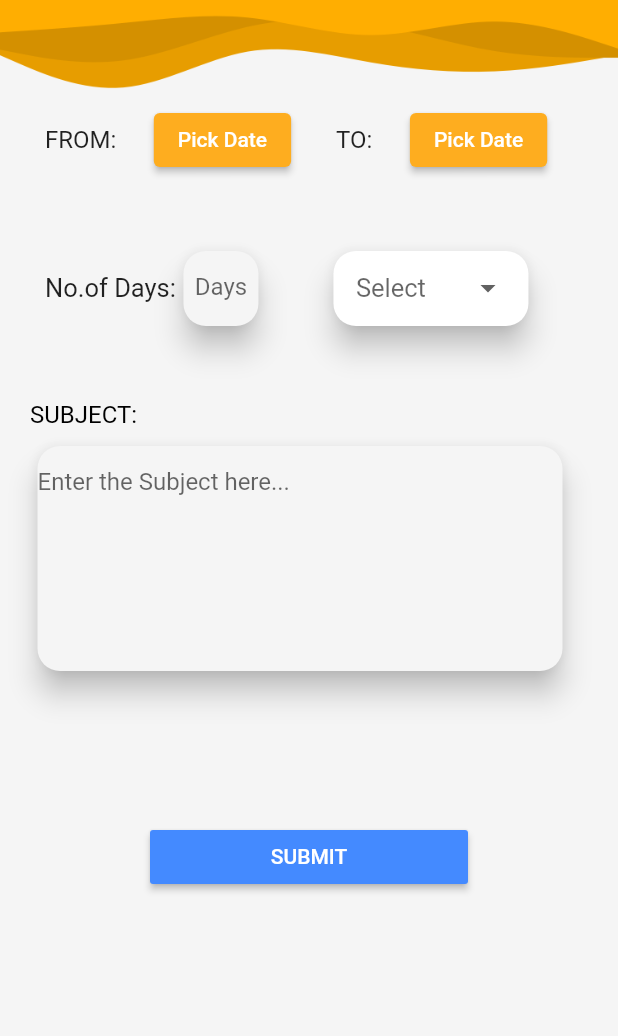
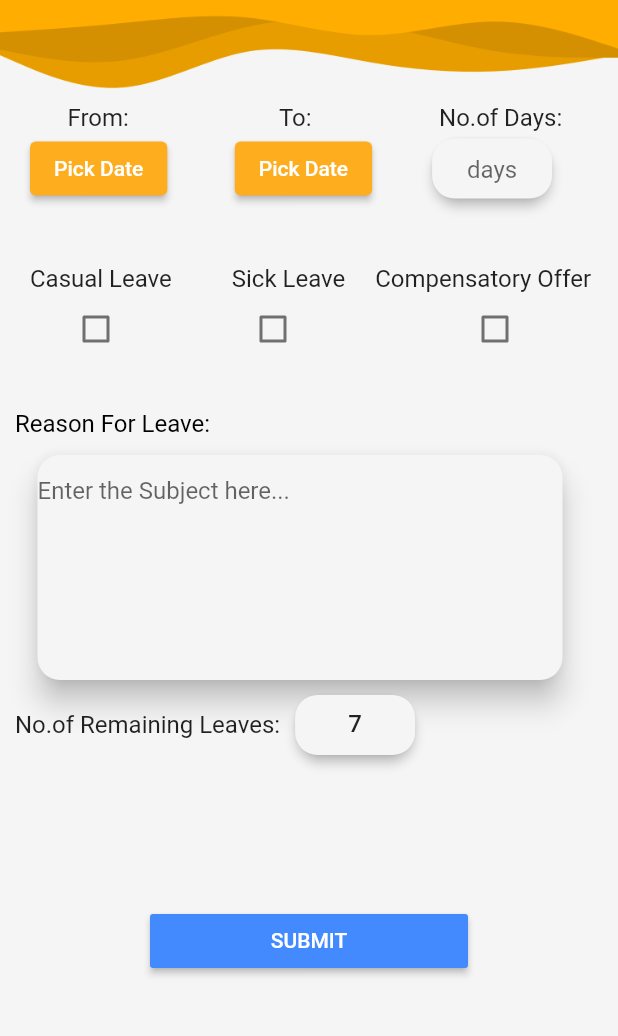
Before and after one commit to SivaramkumarV/Testing, a Flutter app: the LeaveRequestWidget screen opened by its route, on a phone screen of 412 x 824 dp, the part 84-1120 px from its top. Run offline on Flutter 3.47's test engine with Material 2 defaults, Android fonts, the phone set to English and light mode, and no system bars; drawn by our look-alikes of dropdown_button2; our stand-ins replace rxdart, syncfusion_flutter_calendar, syncfusion_flutter_charts; missing offline and left inert: dialogflow_grpc, sound_stream; Roboto replaces fonts that are missing (Montserrat, Poppins); project files that could hold a hidden picture were left out.

Commit message:
Leave Request Updated

```diff
--- a/lib/leave_request.dart
+++ b/lib/leave_request.dart
@@ -3,8 +3,9 @@ import 'package:login_2/date_picker.dart';
 import 'package:login_2/drawer_screen.dart';
 import 'package:login_2/homepage.dart';
 import 'package:dropdown_button2/dropdown_button2.dart';
+
 class LeaveRequestWidget extends StatefulWidget {
-  static const id='leave_request';
+  static const id = 'leave_request';
 
   @override
   _LeaveRequestWidgetState createState() => _LeaveRequestWidgetState();
@@ -20,6 +21,11 @@ class _LeaveRequestWidgetState extends State<LeaveRequestWidget> {
     'Casual',
     'Sick',
   ];
+  bool firstvalue = false;
+  bool secondvalue = false;
+  bool thirdvalue = false;
+  var remainingdays = '7';
+
   final scaffoldKey = GlobalKey<ScaffoldState>();
 
   @override
@@ -57,7 +63,8 @@ class _LeaveRequestWidgetState extends State<LeaveRequestWidget> {
             ),
             onPressed: () async {
               await Navigator.pushNamed(
-                context,Homepage.id,
+                context,
+                Homepage.id,
               );
             },
           ),
@@ -73,13 +80,14 @@ class _LeaveRequestWidgetState extends State<LeaveRequestWidget> {
             mainAxisSize: MainAxisSize.max,
             mainAxisAlignment: MainAxisAlignment.start,
             crossAxisAlignment: CrossAxisAlignment.stretch,
-            children: [Image.asset(
+            children: [
+              Image.asset(
                 'assets/images/waves2x.png',
                 width: double.infinity,
                 fit: BoxFit.cover,
               ),
               Padding(
-                padding: EdgeInsetsDirectional.fromSTEB(30, 10, 10, 0),
+                padding: EdgeInsetsDirectional.fromSTEB(45, 10, 10, 0),
                 child: SingleChildScrollView(
                   scrollDirection: Axis.horizontal,
                   child: Row(
@@ -88,7 +96,7 @@ class _LeaveRequestWidgetState extends State<LeaveRequestWidget> {
                     crossAxisAlignment: CrossAxisAlignment.center,
                     children: [
                       Text(
-                        'FROM:',
+                        'From:',
                         style: TextStyle(
                           fontSize: 16,
                           fontFamily: 'Poppins',
@@ -96,13 +104,9 @@ class _LeaveRequestWidgetState extends State<LeaveRequestWidget> {
                         ),
                       ),
                       Padding(
-                        padding: const EdgeInsetsDirectional.fromSTEB(25, 0, 0, 0),
-                        child: Datepicker(),
-                      ),
-                      Padding(
-                        padding: EdgeInsetsDirectional.fromSTEB(30, 0, 0, 0),
+                        padding: EdgeInsetsDirectional.fromSTEB(100, 0, 0, 0),
                         child: Text(
-                          'TO:',
+                          'To:',
                           style: TextStyle(
                             fontSize: 16,
                             fontFamily: 'Poppins',
@@ -111,41 +115,42 @@ class _LeaveRequestWidgetState extends State<LeaveRequestWidget> {
                         ),
                       ),
                       Padding(
-                        padding: const EdgeInsetsDirectional.fromSTEB(25, 0, 0, 0),
-                        child: Datepicker(),
+                        padding: EdgeInsetsDirectional.fromSTEB(85, 0, 0, 0),
+                        child: Text(
+                          'No.of Days:',
+                          textAlign: TextAlign.center,
+                          style: TextStyle(
+                            fontSize: 16,
+                            fontFamily: 'Poppins',
+                            fontWeight: FontWeight.normal,
+                          ),
+                        ),
                       ),
                     ],
                   ),
                 ),
               ),
               Padding(
-                padding: EdgeInsetsDirectional.fromSTEB(0, 50, 0, 0),
+                padding: EdgeInsetsDirectional.fromSTEB(20, 0, 10, 10),
                 child: Row(
                   mainAxisSize: MainAxisSize.max,
                   children: [
+                    Datepicker(),
                     Padding(
-                      padding: EdgeInsetsDirectional.fromSTEB(30, 0, 0, 0),
-                      child: Text(
-                        'No.of Days:',
-                        textAlign: TextAlign.center,
-                        style: TextStyle(
-                          fontSize: 17,
-                          fontFamily: 'Poppins',
-                          fontWeight: FontWeight.normal,
-                        ),
-                      ),
+                      padding: EdgeInsetsDirectional.fromSTEB(45, 0, 0, 0),
+                      child: Datepicker(),
                     ),
                     Padding(
-                      padding: EdgeInsetsDirectional.fromSTEB(5, 0, 0, 0),
+                      padding: EdgeInsetsDirectional.fromSTEB(40, 0, 0, 0),
                       child: Material(
                         color: Colors.transparent,
-                        elevation: 8,
+                        elevation: 3,
                         shape: RoundedRectangleBorder(
-                          borderRadius: BorderRadius.circular(15),
+                          borderRadius: BorderRadius.circular(18),
                         ),
                         child: Container(
-                          width: 50,
-                          height: 50,
+                          width: 80,
+                          height: 40,
                           decoration: BoxDecoration(
                             color: Color(0xfff5f5f5),
                             borderRadius: BorderRadius.circular(15),
@@ -157,10 +162,9 @@ class _LeaveRequestWidgetState extends State<LeaveRequestWidget> {
                             controller: textController3,
                             obscureText: false,
                             decoration: InputDecoration(
-                              hintText: 'Days',
-                              hintStyle: TextStyle(color: Theme
-                                  .of(context)
-                                  .hintColor),
+                              hintText: 'days',
+                              hintStyle:
+                                  TextStyle(color: Theme.of(context).hintColor),
                               enabledBorder: UnderlineInputBorder(
                                 borderSide: BorderSide(
                                   color: Color(0x00000000),
@@ -182,68 +186,92 @@ class _LeaveRequestWidgetState extends State<LeaveRequestWidget> {
                         ),
                       ),
                     ),
-                    Padding(
-                      padding: EdgeInsetsDirectional.fromSTEB(50, 0, 0, 0),
-                      child: Material(
-                        color: Colors.transparent,
-                        elevation: 8,
-                        shape: RoundedRectangleBorder(
-                          borderRadius: BorderRadius.circular(15),
-                        ),
-                        child: Container(
-                          width: 130,
-                          height: 50,
-                          decoration: BoxDecoration(
-                            color: Colors.white,
-                            borderRadius: BorderRadius.circular(15),
-                          ),
-                          child: Padding(
-                            padding: EdgeInsetsDirectional.fromSTEB(15, 0, 15, 0),
-                            child: DropdownButtonHideUnderline(
-                              child: DropdownButton2(
-                                hint: Text(
-                                  'Select',
-                                  style: TextStyle(
-                                    fontSize: 17,
-                                    color: Theme
-                                        .of(context)
-                                        .hintColor,
+                  ],
                 ),
               ),
-                                items: items
-                                    .map((item) =>
-                                    DropdownMenuItem<String>(
-                                      value: item,
-                                      child: Text(
-                                        item,
-                                        style: const TextStyle(
-                                          fontSize: 17,
+              Padding(
+                padding: EdgeInsetsDirectional.fromSTEB(20, 30, 0, 0),
+                child: Row(
+                  mainAxisSize: MainAxisSize.max,
+                  children: [
+                    Text('Casual Leave',
+                        style: TextStyle(
+                          fontSize: 16,
+                          fontFamily: 'Poppins',
+                          fontWeight: FontWeight.normal,
+                        )),
+                    Padding(
+                      padding: EdgeInsetsDirectional.fromSTEB(40, 0, 0, 0),
+                      child: Text('Sick Leave',
+                          style: TextStyle(
+                            fontSize: 16,
+                            fontFamily: 'Poppins',
+                            fontWeight: FontWeight.normal,
+                          )),
+                    ),
+                    Padding(
+                      padding: EdgeInsetsDirectional.fromSTEB(20, 0, 0, 0),
+                      child: Text('Compensatory Offer',
+                          style: TextStyle(
+                            fontSize: 16,
+                            fontFamily: 'Poppins',
+                            fontWeight: FontWeight.normal,
+                          )),
+                    ),
+                  ],
                 ),
               ),
-                                    ))
-                                    .toList(),
-                                value: selectedValue,
-                                onChanged: (value) {
+              Padding(
+                padding: EdgeInsetsDirectional.fromSTEB(20, 0, 10, 10),
+                child: Row(
+                  mainAxisSize: MainAxisSize.max,
+                  children: [
+                    Padding(
+                      padding: EdgeInsetsDirectional.fromSTEB(20, 0, 0, 0),
+                      child: Checkbox(
+                        value: firstvalue,
+                        checkColor: Colors.white,
+                        activeColor: Colors.red,
+                        onChanged: (bool value1) {
                           setState(() {
-                                    selectedValue = value as String;
+                            firstvalue = value1;
                           });
                         },
-                                buttonHeight: 40,
-                                buttonWidth: 140,
-                                itemHeight: 40,
                       ),
                     ),
+                    Padding(
+                      padding: EdgeInsetsDirectional.fromSTEB(70, 0, 0, 0),
+                      child: Checkbox(
+                        value: secondvalue,
+                        checkColor: Colors.white,
+                        activeColor: Colors.green,
+                        onChanged: (bool value1) {
+                          setState(() {
+                            secondvalue = value1;
+                          });
+                        },
                       ),
                     ),
+                    Padding(
+                      padding: EdgeInsetsDirectional.fromSTEB(100, 0, 0, 0),
+                      child: Checkbox(
+                        value: thirdvalue,
+                        checkColor: Colors.white,
+                        activeColor: Colors.blue,
+                        onChanged: (bool value1) {
+                          setState(() {
+                            thirdvalue = value1;
+                          });
+                        },
                       ),
                     ),
                   ],
                 ),
               ),
               Padding(
-                padding: EdgeInsetsDirectional.fromSTEB(20, 50, 0, 1),
+                padding: EdgeInsetsDirectional.fromSTEB(10, 20, 0, 1),
                 child: Text(
-                  'SUBJECT:',
+                  'Reason For Leave:',
                   style: TextStyle(
                     color: Colors.black,
                     fontSize: 16,
@@ -278,9 +306,8 @@ class _LeaveRequestWidgetState extends State<LeaveRequestWidget> {
                           obscureText: false,
                           decoration: InputDecoration(
                             hintText: 'Enter the Subject here...',
-                            hintStyle: TextStyle(color: Theme
-                                .of(context)
-                                .hintColor),
+                            hintStyle:
+                                TextStyle(color: Theme.of(context).hintColor),
                             enabledBorder: UnderlineInputBorder(
                               borderSide: BorderSide(
                                 color: Color(0x00000000),
@@ -302,7 +329,7 @@ class _LeaveRequestWidgetState extends State<LeaveRequestWidget> {
                               ),
                             ),
                           ),
-                          style: TextStyle(color:Colors.black),
+                          style: TextStyle(color: Colors.black),
                           textAlign: TextAlign.start,
                         ),
                       ),
@@ -310,6 +337,46 @@ class _LeaveRequestWidgetState extends State<LeaveRequestWidget> {
                   ],
                 ),
               ),
+              Padding(
+                  padding: EdgeInsetsDirectional.fromSTEB(10, 10, 15, 0),
+                  child: Row(
+                    children: [
+                      Text(
+                        "No.of Remaining Leaves:",
+                        style: TextStyle(
+                          fontSize: 16,
+                          fontFamily: "Poppins",
+                          fontWeight: FontWeight.normal,
+                        ),
+                      ),
+                      Padding(
+                        padding: EdgeInsetsDirectional.fromSTEB(10, 0, 0, 0),
+                        child: Material(
+                          color: Colors.transparent,
+                          elevation: 3,
+                          shape: RoundedRectangleBorder(
+                            borderRadius: BorderRadius.circular(18),
+                          ),
+                          child: Container(
+                            width: 80,
+                            height: 40,
+                            decoration: BoxDecoration(
+                              color: Color(0xfff5f5f5),
+                              borderRadius: BorderRadius.circular(15),
+                            ),
+                            child: Padding(
+                              padding: EdgeInsetsDirectional.fromSTEB(10, 10, 10, 10),
+                              child: Text("$remainingdays",
+                                textAlign: TextAlign.center,
+                                style: TextStyle(
+                                    fontSize: 16, fontWeight: FontWeight.w500),
+                              ),
+                            ),
+                          ),
+                        ),
+                      )
+                    ],
+                  )),
               Padding(
                 padding: EdgeInsetsDirectional.fromSTEB(100, 100, 100, 0),
                 child: RaisedButton(
@@ -322,21 +389,21 @@ class _LeaveRequestWidgetState extends State<LeaveRequestWidget> {
                           content: Text('Your Leave Request has been sent.'),
                           actions: [
                             TextButton(
-                              onPressed: () => Navigator.pop(alertDialogContext),
-                              child: Text('Ok'),
+                              onPressed: () =>
+                                  Navigator.pop(alertDialogContext),
+                              child: Text('OK'),
                             ),
                           ],
                         );
                       },
                     );
-                    await Navigator.pushNamed(
-                        context,
-                        Homepage.id
-                    );
+                    await Navigator.pushNamed(context, Homepage.id);
                   },
-                  child: const Text ('SUBMIT',style: TextStyle(color: Colors.white),),
+                  child: const Text(
+                    'SUBMIT',
+                    style: TextStyle(color: Colors.white),
+                  ),
                   color: Colors.blueAccent,
-
                 ),
               ),
             ],
```
Lines whose indentation alone changed are shown as unchanged.
